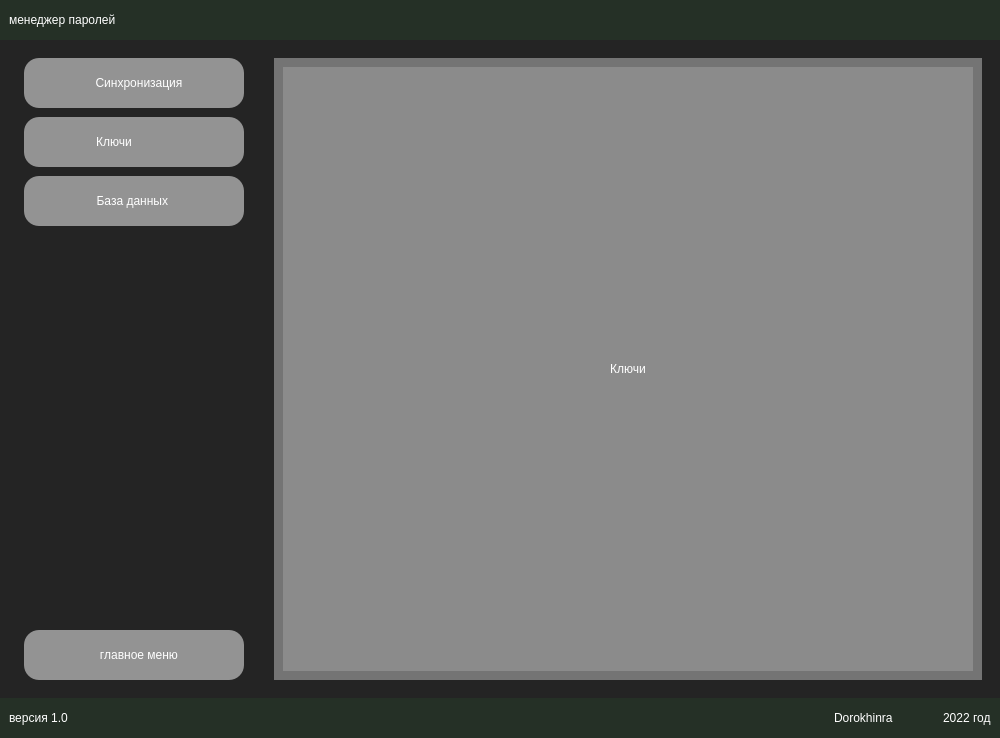
The window that gui/windows/main_ui.ui (dorokhinra/save_password) describes before a commit, drawn with Qt 5.
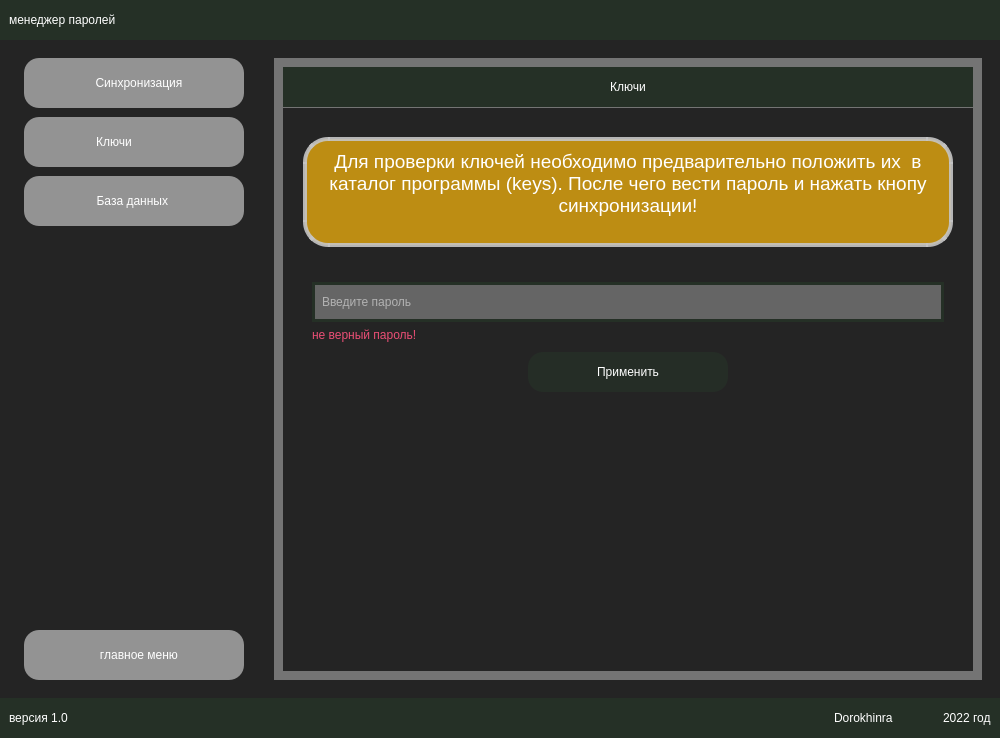
The same window after the commit. The open tabs and pages were chosen to show the change. Icons and pictures are not drawn.

```diff
--- a/gui/windows/main_ui.ui
+++ b/gui/windows/main_ui.ui
@@ -892,8 +892,27 @@
                 </widget>
                 <widget class="QWidget" name="page_5">
                  <layout class="QVBoxLayout" name="verticalLayout_10">
+                  <property name="spacing">
+                   <number>1</number>
+                  </property>
                   <item>
                    <widget class="QLabel" name="label_11">
+                    <property name="minimumSize">
+                     <size>
+                      <width>0</width>
+                      <height>40</height>
+                     </size>
+                    </property>
+                    <property name="maximumSize">
+                     <size>
+                      <width>16777215</width>
+                      <height>40</height>
+                     </size>
+                    </property>
+                    <property name="styleSheet">
+                     <string notr="true">font: 14pt &quot;Sans Serif&quot;;
+background-color: rgba(37, 48, 38, 1);</string>
+                    </property>
                     <property name="text">
                      <string>Ключи</string>
                     </property>
@@ -902,6 +921,247 @@
                     </property>
                    </widget>
                   </item>
+                  <item>
+                   <widget class="QFrame" name="frame_9">
+                    <property name="styleSheet">
+                     <string notr="true">background-color: rgba(36, 36, 36, 1);
+</string>
+                    </property>
+                    <property name="frameShape">
+                     <enum>QFrame::StyledPanel</enum>
+                    </property>
+                    <property name="frameShadow">
+                     <enum>QFrame::Raised</enum>
+                    </property>
+                    <layout class="QVBoxLayout" name="verticalLayout_15">
+                     <property name="spacing">
+                      <number>1</number>
+                     </property>
+                     <property name="leftMargin">
+                      <number>20</number>
+                     </property>
+                     <property name="rightMargin">
+                      <number>20</number>
+                     </property>
+                     <item>
+                      <spacer name="verticalSpacer_13">
+                       <property name="orientation">
+                        <enum>Qt::Vertical</enum>
+                       </property>
+                       <property name="sizeType">
+                        <enum>QSizePolicy::Minimum</enum>
+                       </property>
+                       <property name="sizeHint" stdset="0">
+                        <size>
+                         <width>20</width>
+                         <height>20</height>
+                        </size>
+                       </property>
+                      </spacer>
+                     </item>
+                     <item>
+                      <widget class="QTextEdit" name="textEdit">
+                       <property name="minimumSize">
+                        <size>
+                         <width>0</width>
+                         <height>110</height>
+                        </size>
+                       </property>
+                       <property name="maximumSize">
+                        <size>
+                         <width>16777215</width>
+                         <height>110</height>
+                        </size>
+                       </property>
+                       <property name="styleSheet">
+                        <string notr="true">background-color: rgba(206, 152, 17, 0.9);
+border: 4px solid rgb(197, 197, 197, 0.9);
+border-radius: 25px;
+padding: 5px;
+</string>
+                       </property>
+                       <property name="html">
+                        <string>&lt;!DOCTYPE HTML PUBLIC &quot;-//W3C//DTD HTML 4.0//EN&quot; &quot;http://www.w3.org/TR/REC-html40/strict.dtd&quot;&gt;
+&lt;html&gt;&lt;head&gt;&lt;meta name=&quot;qrichtext&quot; content=&quot;1&quot; /&gt;&lt;style type=&quot;text/css&quot;&gt;
+p, li { white-space: pre-wrap; }
+&lt;/style&gt;&lt;/head&gt;&lt;body style=&quot; font-family:'Sans Serif'; font-size:9pt; font-weight:400; font-style:normal;&quot;&gt;
+&lt;p align=&quot;center&quot; style=&quot; margin-top:0px; margin-bottom:0px; margin-left:0px; margin-right:0px; -qt-block-indent:0; text-indent:0px;&quot;&gt;&lt;span style=&quot; font-size:14pt;&quot;&gt;Для проверки ключей необходимо предварительно положить их  в каталог программы (keys). После чего вести пароль и нажать кнопу синхронизации!&lt;/span&gt;&lt;/p&gt;&lt;/body&gt;&lt;/html&gt;</string>
+                       </property>
+                      </widget>
+                     </item>
+                     <item>
+                      <spacer name="verticalSpacer_14">
+                       <property name="orientation">
+                        <enum>Qt::Vertical</enum>
+                       </property>
+                       <property name="sizeType">
+                        <enum>QSizePolicy::Minimum</enum>
+                       </property>
+                       <property name="sizeHint" stdset="0">
+                        <size>
+                         <width>20</width>
+                         <height>25</height>
+                        </size>
+                       </property>
+                      </spacer>
+                     </item>
+                     <item>
+                      <widget class="QFrame" name="frame_11">
+                       <property name="minimumSize">
+                        <size>
+                         <width>0</width>
+                         <height>50</height>
+                        </size>
+                       </property>
+                       <property name="styleSheet">
+                        <string notr="true">border: none;</string>
+                       </property>
+                       <property name="frameShape">
+                        <enum>QFrame::StyledPanel</enum>
+                       </property>
+                       <property name="frameShadow">
+                        <enum>QFrame::Raised</enum>
+                       </property>
+                       <layout class="QVBoxLayout" name="verticalLayout_16">
+                        <item>
+                         <widget class="QLineEdit" name="edit_pass_key">
+                          <property name="minimumSize">
+                           <size>
+                            <width>0</width>
+                            <height>40</height>
+                           </size>
+                          </property>
+                          <property name="styleSheet">
+                           <string notr="true">QLineEdit {
+background-color: rgba(197, 197, 197, 0.4);
+border: 3px   solid rgba(37, 48, 38, 1);	 
+padding: 5px;
+}</string>
+                          </property>
+                          <property name="text">
+                           <string/>
+                          </property>
+                          <property name="echoMode">
+                           <enum>QLineEdit::Password</enum>
+                          </property>
+                          <property name="placeholderText">
+                           <string>Введите пароль</string>
+                          </property>
+                         </widget>
+                        </item>
+                        <item>
+                         <widget class="QLabel" name="info_key">
+                          <property name="contextMenuPolicy">
+                           <enum>Qt::NoContextMenu</enum>
+                          </property>
+                          <property name="styleSheet">
+                           <string notr="true">color: rgb(234, 78, 117);</string>
+                          </property>
+                          <property name="text">
+                           <string>не верный пароль!</string>
+                          </property>
+                         </widget>
+                        </item>
+                       </layout>
+                      </widget>
+                     </item>
+                     <item>
+                      <widget class="QFrame" name="frame_10">
+                       <property name="frameShape">
+                        <enum>QFrame::StyledPanel</enum>
+                       </property>
+                       <property name="frameShadow">
+                        <enum>QFrame::Raised</enum>
+                       </property>
+                       <layout class="QGridLayout" name="gridLayout_3">
+                        <property name="topMargin">
+                         <number>0</number>
+                        </property>
+                        <property name="verticalSpacing">
+                         <number>0</number>
+                        </property>
+                        <item row="2" column="1">
+                         <spacer name="verticalSpacer_12">
+                          <property name="orientation">
+                           <enum>Qt::Vertical</enum>
+                          </property>
+                          <property name="sizeHint" stdset="0">
+                           <size>
+                            <width>20</width>
+                            <height>40</height>
+                           </size>
+                          </property>
+                         </spacer>
+                        </item>
+                        <item row="0" column="2">
+                         <spacer name="horizontalSpacer_6">
+                          <property name="orientation">
+                           <enum>Qt::Horizontal</enum>
+                          </property>
+                          <property name="sizeHint" stdset="0">
+                           <size>
+                            <width>40</width>
+                            <height>20</height>
+                           </size>
+                          </property>
+                         </spacer>
+                        </item>
+                        <item row="0" column="1">
+                         <widget class="QPushButton" name="btn_add_key">
+                          <property name="minimumSize">
+                           <size>
+                            <width>200</width>
+                            <height>40</height>
+                           </size>
+                          </property>
+                          <property name="maximumSize">
+                           <size>
+                            <width>16777215</width>
+                            <height>40</height>
+                           </size>
+                          </property>
+                          <property name="styleSheet">
+                           <string notr="true">QPushButton{
+	font: 12pt &quot;Sans Serif&quot;;
+	background-color: rgba(37, 48, 38, 0.7);
+
+border-radius: 15px;
+}
+
+QPushButton:hover {
+	background-color: rgba(37, 48, 38, 1);
+border: 3px   solid rgba(195, 195, 195, 0.7);;
+	 
+}
+
+QPushButton:pressed {
+	background-color: rgba(216, 216, 216, 0.2);
+}</string>
+                          </property>
+                          <property name="text">
+                           <string>Применить</string>
+                          </property>
+                         </widget>
+                        </item>
+                        <item row="0" column="0">
+                         <spacer name="horizontalSpacer_5">
+                          <property name="orientation">
+                           <enum>Qt::Horizontal</enum>
+                          </property>
+                          <property name="sizeHint" stdset="0">
+                           <size>
+                            <width>40</width>
+                            <height>20</height>
+                           </size>
+                          </property>
+                         </spacer>
+                        </item>
+                       </layout>
+                      </widget>
+                     </item>
+                    </layout>
+                   </widget>
+                  </item>
                  </layout>
                 </widget>
                 <widget class="QWidget" name="page_6">
```
Left out of the diff: 485 changed lines with no effect on the pictures.
